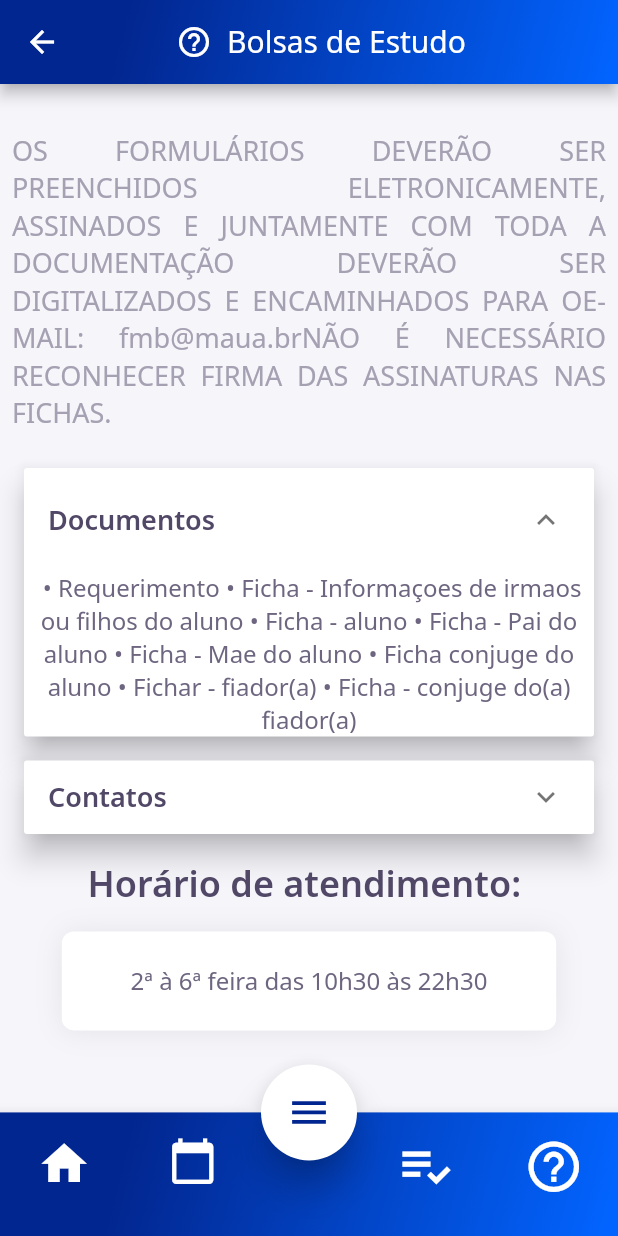
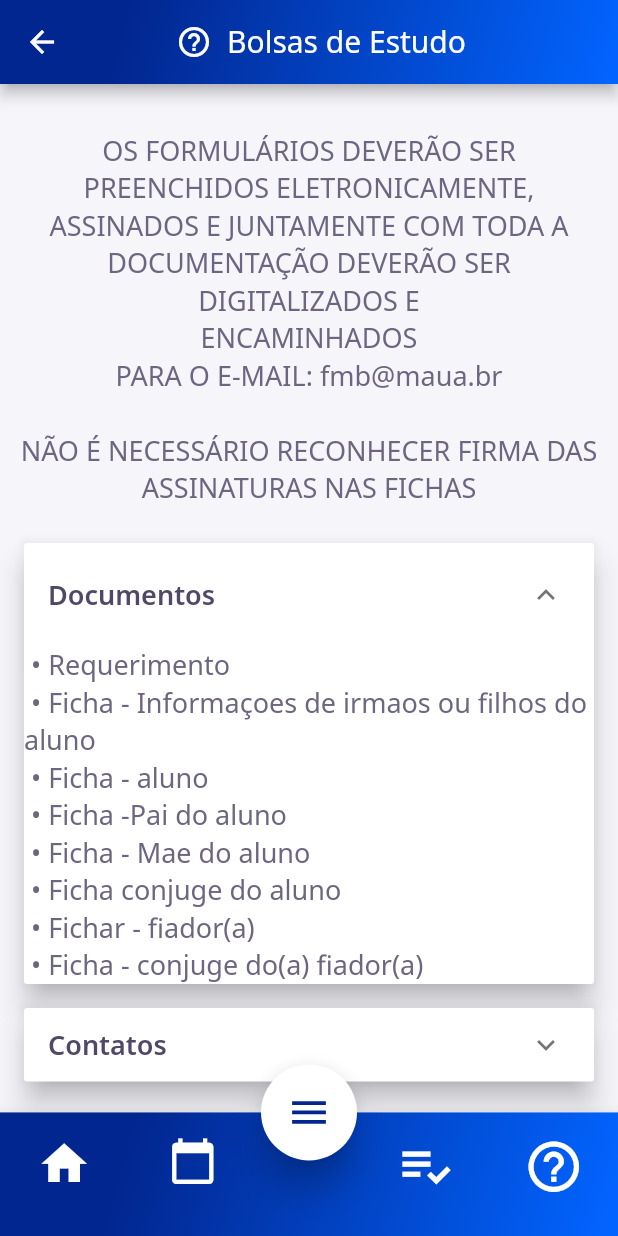
Before and after one commit to Maua-Dev/System_Maua_Front, a Flutter app: the HelpBolsasPage screen opened by its route, after a tap on "Documentos", on a phone screen of 412 x 824 dp. Run offline on Flutter 3.47's test engine with Material 2 defaults, Android fonts, the phone set to English and light mode, and no system bars; our stand-ins replace flutter_calendar_carousel, flutter_mobx, flutter_modular, fluttericon, google_fonts, mobx; generated files the repository leaves out were written again; network calls fail.

Commit message:
Update help_bolsas_page.dart

```diff
--- a/lib/app/modules/help-bolsas/help_bolsas_page.dart
+++ b/lib/app/modules/help-bolsas/help_bolsas_page.dart
@@ -28,19 +28,16 @@ class _HelpBolsasPageState
               children: [
                 Padding(
                   padding: const EdgeInsets.symmetric(horizontal: 8.0),
-                  child: RichText(
-                      overflow: TextOverflow.clip,
-                      softWrap: true,
-                      textAlign: TextAlign.justify,
-                      text: TextSpan(style: AppTextStyles.lightBody, children: [
-                        TextSpan(
-                            text:
-                                'OS FORMULÁRIOS DEVERÃO SER PREENCHIDOS ELETRONICAMENTE, ASSINADOS E JUNTAMENTE COM TODA A DOCUMENTAÇÃO DEVERÃO SER DIGITALIZADOS E ENCAMINHADOS PARA O'),
-                        TextSpan(text: '''E-MAIL: fmb@maua.br'''),
-                        TextSpan(
-                            text:
-                                'NÃO É NECESSÁRIO RECONHECER FIRMA DAS ASSINATURAS NAS FICHAS.')
-                      ])),
+                  child: Text(
+                    '''
+OS FORMULÁRIOS DEVERÃO SER PREENCHIDOS ELETRONICAMENTE,
+ASSINADOS E JUNTAMENTE COM TODA A DOCUMENTAÇÃO DEVERÃO SER DIGITALIZADOS E
+ENCAMINHADOS
+PARA O E-MAIL: fmb@maua.br
+
+NÃO É NECESSÁRIO RECONHECER FIRMA DAS ASSINATURAS NAS FICHAS''',
+                    textAlign: TextAlign.center,
+                  ),
                 ),
                 SizedBox(
                   height: 8,
@@ -66,26 +63,16 @@ class _HelpBolsasPageState
                                 style: AppTextStyles.bodyBold,
                               ),
                             ),
-                            body: RichText(
-                                text: TextSpan(
-                                    style: AppTextStyles.body
-                                        .copyWith(fontSize: 16),
-                                    children: [
-                                      TextSpan(text: ' • Requerimento'),
-                                      TextSpan(
-                                          text:
-                                              ' • Ficha - Informaçoes de irmaos ou filhos do aluno'),
-                                      TextSpan(text: ' • Ficha - aluno'),
-                                      TextSpan(text: ' • Ficha - Pai do aluno'),
-                                      TextSpan(text: ' • Ficha - Mae do aluno'),
-                                      TextSpan(
-                                          text: ' • Ficha conjuge do aluno'),
-                                      TextSpan(text: ' • Fichar - fiador(a)'),
-                                      TextSpan(
-                                          text:
-                                              ' • Ficha - conjuge do(a) fiador(a)'),
-                                    ]),
-                                textAlign: TextAlign.center),
+                            body: Text(
+                              ''' • Requerimento
+ • Ficha - Informaçoes de irmaos ou filhos do aluno
+ • Ficha - aluno
+ • Ficha -Pai do aluno
+ • Ficha - Mae do aluno
+ • Ficha conjuge do aluno
+ • Fichar - fiador(a)
+ • Ficha - conjuge do(a) fiador(a)''',
+                            ),
                             isExpanded: controller.isOpen[0],
                           ),
                           ExpansionPanel(
@@ -100,9 +87,14 @@ class _HelpBolsasPageState
                               ),
                             ),
                             body: Text(
-                              'Roberta (11) 4239-3008 \n roberta@maua.br \n\n'
-                              'Cristiane (11) 4239-3010 \n cristiane.datovo@maua.br\n\n'
-                              'Fundo Mauá de Bolsas  \n fmb@maua.br\n',
+                              '''Roberta (11) 4239-3008
+roberta@maua.br
+
+Cristiane (11) 4239-3010
+cristiane.datovo@maua.br
+
+Fundo Mauá de Bolsas
+fmb@maua.br''',
                               style: AppTextStyles.body.copyWith(fontSize: 16),
                               textAlign: TextAlign.center,
                             ),
@@ -131,14 +123,10 @@ class _HelpBolsasPageState
                     borderRadius: BorderRadius.circular(8),
                   ),
                   child: Center(
-                    child: RichText(
-                      text: TextSpan(
-                          style: AppTextStyles.body.copyWith(fontSize: 16),
-                          children: [
-                            TextSpan(text: '2ª à 6ª feira '),
-                            TextSpan(text: 'das 10h30 às 22h30')
-                          ]),
-                      textAlign: TextAlign.left,
+                    child: Text(
+                      '''2ª à 6ª feira
+das 10h30 às 22h30''',
+                      textAlign: TextAlign.center,
                     ),
                   ),
                 ),
```
